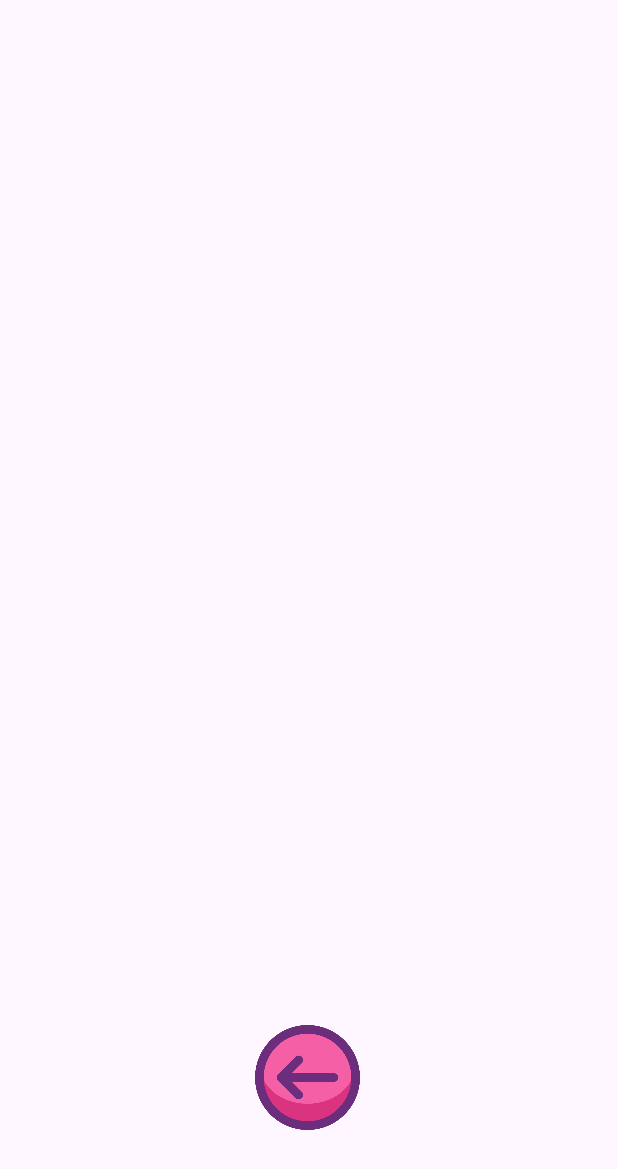
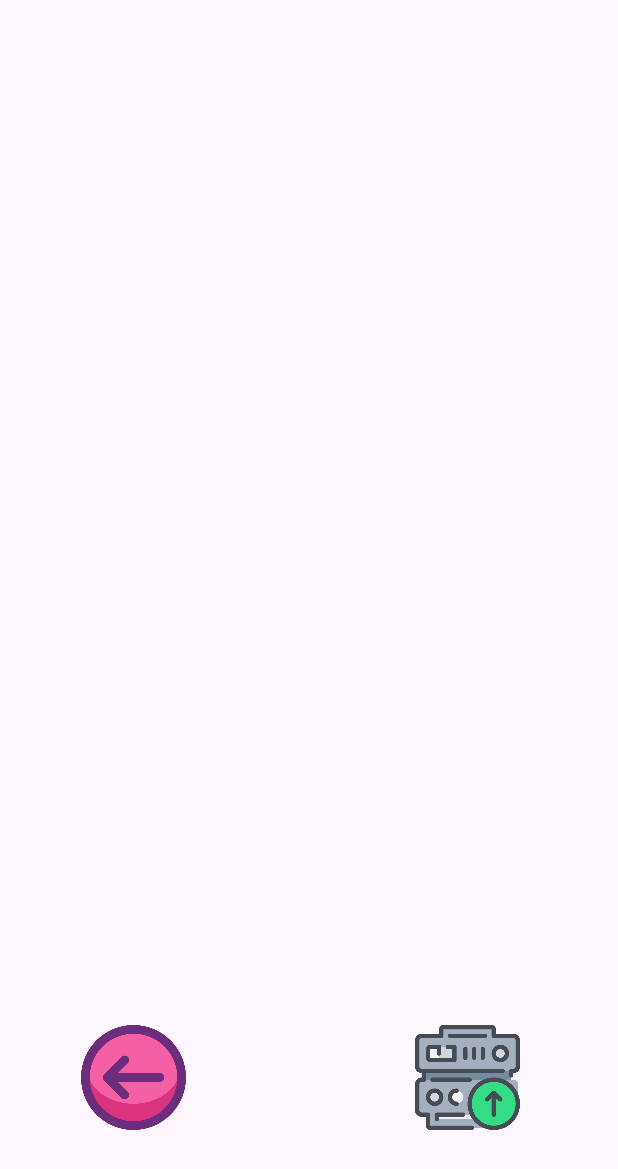
Before and after one commit to hung230903/GroupProjectMobileApp, an Android app: the InspectionActivity screen opened directly, with no data from a screen before it, on a phone screen of 412 x 824 dp. Shown: the top 1169 px of the screen. Run offline under Robolectric (Android 15) with nearby library versions, the phone set to English and light mode, and no system bars.

Commit message:
(#3) InspectionActivity: you now can delete an image that is taken by the app camera by pressing the back button

```diff
--- a/GroupProject/app/src/main/java/vn/edu/usth/groupproject/InspectionActivity.java
+++ b/GroupProject/app/src/main/java/vn/edu/usth/groupproject/InspectionActivity.java
@@ -1,17 +1,18 @@
 package vn.edu.usth.groupproject;
 
+import android.content.ContentResolver;
 import android.content.Intent;
 import android.net.Uri;
 import android.os.Bundle;
-import android.view.View;
 import android.widget.ImageButton;
 import android.widget.ImageView;
+import android.widget.Toast;
 
 import androidx.activity.EdgeToEdge;
 import androidx.appcompat.app.AppCompatActivity;
 
 public class InspectionActivity extends AppCompatActivity {
-    ImageButton back;
+    ImageButton back, upload;
     ImageView img;
     Uri imgUri;
     String imgUriString;
@@ -31,13 +32,23 @@ public class InspectionActivity extends AppCompatActivity {
         }
 
         back = findViewById(R.id.back_inspection);
-        back.setOnClickListener(new View.OnClickListener() {
-            @Override
-            public void onClick(View view) {
-                Intent intent = new Intent(InspectionActivity.this, CameraActivity.class);
-                startActivity(intent);
-                finish();
+        back.setOnClickListener(view -> {
+            if (image.getStringExtra("name") != null) {
+                deleteImage();
             }
+            Intent intent = new Intent(InspectionActivity.this, CameraActivity.class);
+            startActivity(intent);
+            finish();
+        });
+
+        upload = findViewById(R.id.upload_inspection);
+        upload.setOnClickListener(view -> {
+            Toast.makeText(InspectionActivity.this, "Uploading...", Toast.LENGTH_SHORT).show();
         });
     }
+
+    private void deleteImage() {
+        ContentResolver contentResolver = getApplicationContext().getContentResolver();
+        contentResolver.delete(imgUri, null, null);
+    }
 }
--- a/GroupProject/app/src/main/res/layout/activity_inspection.xml
+++ b/GroupProject/app/src/main/res/layout/activity_inspection.xml
@@ -28,7 +28,22 @@
         android:src="@drawable/back"
         app:layout_constraintBottom_toBottomOf="parent"
         app:layout_constraintEnd_toEndOf="parent"
-        app:layout_constraintHorizontal_bias="0.498"
+        app:layout_constraintHorizontal_bias="0.158"
+        app:layout_constraintStart_toStartOf="parent"
+        app:layout_constraintTop_toTopOf="parent"
+        app:layout_constraintVertical_bias="0.906" />
+
+    <ImageButton
+        android:id="@+id/upload_inspection"
+        android:layout_width="70dp"
+        android:layout_height="70dp"
+        android:background="@color/white_transparent"
+        android:contentDescription="Upload button"
+        android:scaleType="fitCenter"
+        android:src="@drawable/upload"
+        app:layout_constraintBottom_toBottomOf="parent"
+        app:layout_constraintEnd_toEndOf="parent"
+        app:layout_constraintHorizontal_bias="0.809"
         app:layout_constraintStart_toStartOf="parent"
         app:layout_constraintTop_toTopOf="parent"
         app:layout_constraintVertical_bias="0.906" />
```
Also changed, not shown: GroupProject/app/src/main/java/vn/edu/usth/groupproject/CameraActivity.java (+15 -5 lines), GroupProject/app/src/main/res/layout/activity_object_detection.xml (+20 -7 lines), GroupProject/app/src/main/res/drawable-hdpi/upload.png (added).
